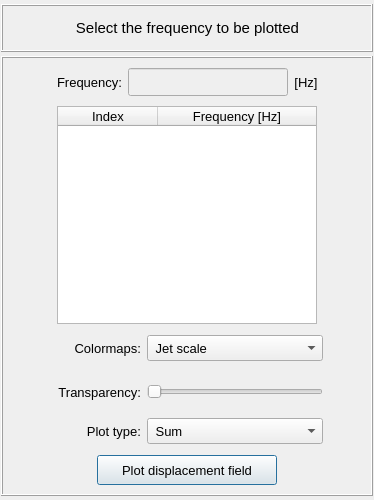
Before: the Qt Designer form vibra/interface/data/ui_files/plots/structural/displacement_field_inputs.ui in MOPT-UFSC/VIBRA, drawn with Qt 5.
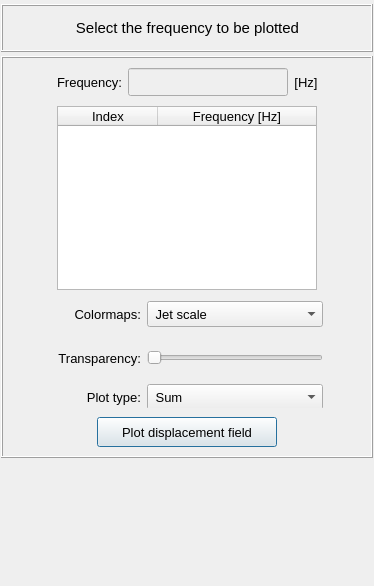
After: the same form once the commit is applied.

Commit message: Add a QFrame container for the animation widget to the ui files

```diff
--- a/vibra/interface/data/ui_files/plots/structural/displacement_field_inputs.ui
+++ b/vibra/interface/data/ui_files/plots/structural/displacement_field_inputs.ui
@@ -7,7 +7,7 @@
     <x>0</x>
     <y>0</y>
     <width>374</width>
-    <height>500</height>
+    <height>586</height>
    </rect>
   </property>
   <property name="maximumSize">
@@ -221,7 +221,6 @@
             <font>
              <family>MS Shell Dlg 2</family>
              <pointsize>10</pointsize>
-             <weight>50</weight>
              <italic>false</italic>
              <bold>false</bold>
             </font>
@@ -254,7 +253,6 @@
              <font>
               <family>MS Shell Dlg 2</family>
               <pointsize>10</pointsize>
-              <weight>50</weight>
               <italic>false</italic>
               <bold>false</bold>
              </font>
@@ -316,7 +314,6 @@
             <font>
              <family>MS Shell Dlg 2</family>
              <pointsize>10</pointsize>
-             <weight>50</weight>
              <italic>false</italic>
              <bold>false</bold>
             </font>
@@ -922,6 +919,22 @@
      </layout>
     </widget>
    </item>
+   <item row="2" column="0">
+    <widget class="QFrame" name="frame_animation">
+     <property name="minimumSize">
+      <size>
+       <width>0</width>
+       <height>120</height>
+      </size>
+     </property>
+     <property name="frameShape">
+      <enum>QFrame::Shape::NoFrame</enum>
+     </property>
+     <property name="frameShadow">
+      <enum>QFrame::Shadow::Raised</enum>
+     </property>
+    </widget>
+   </item>
   </layout>
  </widget>
  <tabstops>
```
Left out of the diff: 78 changed lines with no effect on the pictures. The commit also changes 8 other files.
